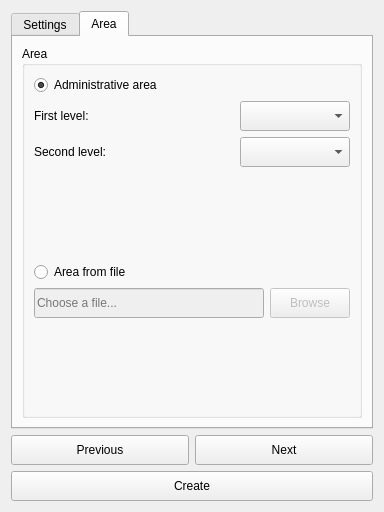
The window that LDMP/gui/DlgCreateMap.ui (ConservationInternational/trends.earth) describes before a commit, drawn with Qt 5.
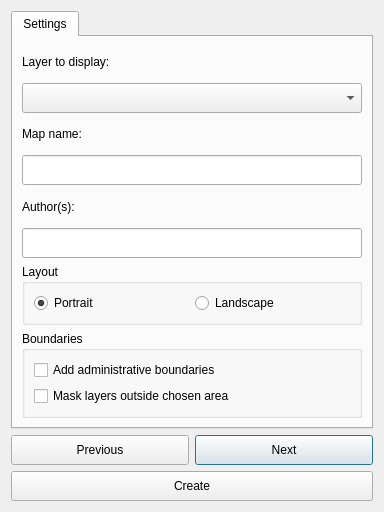
The same window after the commit. The open tabs and pages were chosen to show the change.

```diff
--- a/LDMP/gui/DlgCreateMap.ui
+++ b/LDMP/gui/DlgCreateMap.ui
@@ -174,197 +174,6 @@
        </item>
       </layout>
      </widget>
-     <widget class="QWidget" name="AreaTab">
-      <attribute name="title">
-       <string>Area</string>
-      </attribute>
-      <layout class="QVBoxLayout" name="verticalLayout_7">
-       <item>
-        <widget class="QGroupBox" name="groupBox_7">
-         <property name="title">
-          <string>Area</string>
-         </property>
-         <layout class="QGridLayout" name="gridLayout_2">
-          <item row="1" column="0">
-           <widget class="QLabel" name="label_3">
-            <property name="sizePolicy">
-             <sizepolicy hsizetype="Minimum" vsizetype="Preferred">
-              <horstretch>0</horstretch>
-              <verstretch>0</verstretch>
-             </sizepolicy>
-            </property>
-            <property name="minimumSize">
-             <size>
-              <width>200</width>
-              <height>0</height>
-             </size>
-            </property>
-            <property name="maximumSize">
-             <size>
-              <width>110</width>
-              <height>16777215</height>
-             </size>
-            </property>
-            <property name="font">
-             <font>
-              <weight>50</weight>
-              <bold>false</bold>
-             </font>
-            </property>
-            <property name="text">
-             <string>First level:</string>
-            </property>
-           </widget>
-          </item>
-          <item row="3" column="0">
-           <spacer name="verticalSpacer">
-            <property name="orientation">
-             <enum>Qt::Vertical</enum>
-            </property>
-            <property name="sizeHint" stdset="0">
-             <size>
-              <width>20</width>
-              <height>30</height>
-             </size>
-            </property>
-           </spacer>
-          </item>
-          <item row="2" column="1" colspan="2">
-           <widget class="QComboBox" name="area_admin_1">
-            <property name="sizePolicy">
-             <sizepolicy hsizetype="Expanding" vsizetype="Fixed">
-              <horstretch>0</horstretch>
-              <verstretch>0</verstretch>
-             </sizepolicy>
-            </property>
-            <property name="minimumSize">
-             <size>
-              <width>0</width>
-              <height>30</height>
-             </size>
-            </property>
-           </widget>
-          </item>
-          <item row="4" column="0" colspan="3">
-           <widget class="QRadioButton" name="area_fromfile">
-            <property name="text">
-             <string>Area from file</string>
-            </property>
-           </widget>
-          </item>
-          <item row="5" column="2">
-           <widget class="QPushButton" name="area_fromfile_browse">
-            <property name="enabled">
-             <bool>false</bool>
-            </property>
-            <property name="minimumSize">
-             <size>
-              <width>0</width>
-              <height>30</height>
-             </size>
-            </property>
-            <property name="maximumSize">
-             <size>
-              <width>80</width>
-              <height>16777215</height>
-             </size>
-            </property>
-            <property name="text">
-             <string>Browse</string>
-            </property>
-           </widget>
-          </item>
-          <item row="5" column="0" colspan="2">
-           <widget class="QLineEdit" name="area_fromfile_file">
-            <property name="enabled">
-             <bool>false</bool>
-            </property>
-            <property name="minimumSize">
-             <size>
-              <width>120</width>
-              <height>30</height>
-             </size>
-            </property>
-            <property name="placeholderText">
-             <string>Choose a file...</string>
-            </property>
-           </widget>
-          </item>
-          <item row="6" column="0">
-           <spacer name="verticalSpacer_3">
-            <property name="orientation">
-             <enum>Qt::Vertical</enum>
-            </property>
-            <property name="sizeHint" stdset="0">
-             <size>
-              <width>20</width>
-              <height>30</height>
-             </size>
-            </property>
-           </spacer>
-          </item>
-          <item row="0" column="0" colspan="3">
-           <widget class="QRadioButton" name="area_admin">
-            <property name="text">
-             <string>Administrative area</string>
-            </property>
-            <property name="checked">
-             <bool>true</bool>
-            </property>
-           </widget>
-          </item>
-          <item row="2" column="0">
-           <widget class="QLabel" name="label_4">
-            <property name="sizePolicy">
-             <sizepolicy hsizetype="Minimum" vsizetype="Preferred">
-              <horstretch>0</horstretch>
-              <verstretch>0</verstretch>
-             </sizepolicy>
-            </property>
-            <property name="minimumSize">
-             <size>
-              <width>200</width>
-              <height>0</height>
-             </size>
-            </property>
-            <property name="maximumSize">
-             <size>
-              <width>110</width>
-              <height>16777215</height>
-             </size>
-            </property>
-            <property name="font">
-             <font>
-              <weight>50</weight>
-              <bold>false</bold>
-             </font>
-            </property>
-            <property name="text">
-             <string>Second level:</string>
-            </property>
-           </widget>
-          </item>
-          <item row="1" column="1" colspan="2">
-           <widget class="QComboBox" name="area_admin_0">
-            <property name="sizePolicy">
-             <sizepolicy hsizetype="Expanding" vsizetype="Fixed">
-              <horstretch>0</horstretch>
-              <verstretch>0</verstretch>
-             </sizepolicy>
-            </property>
-            <property name="minimumSize">
-             <size>
-              <width>0</width>
-              <height>30</height>
-             </size>
-            </property>
-           </widget>
-          </item>
-         </layout>
-        </widget>
-       </item>
-      </layout>
-     </widget>
     </widget>
    </item>
    <item>
```
